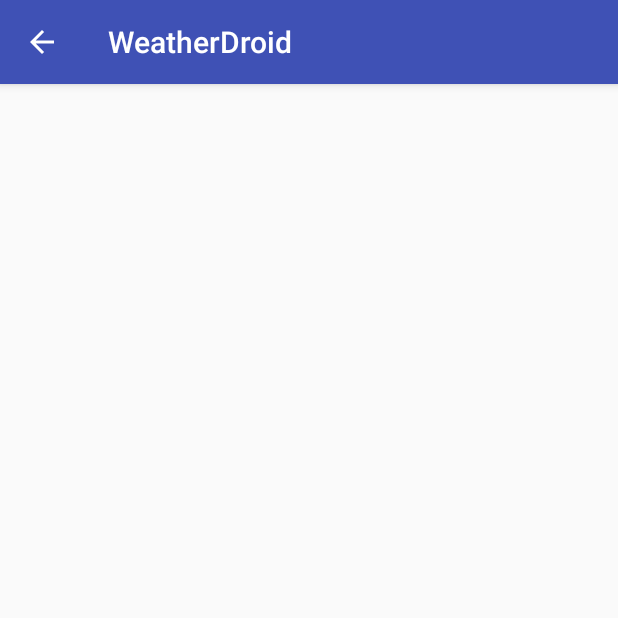
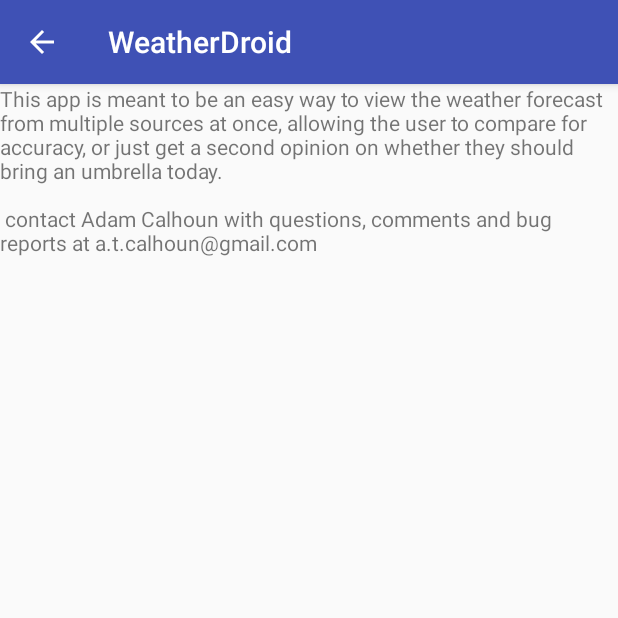
Before and after one commit to TuesdayHat/WeatherDroid, an Android app: the AboutPage screen opened directly, with no data from a screen before it, on a phone screen of 412 x 824 dp, the top half of it. Run offline under Robolectric (Android 15) with nearby library versions, the phone set to English and light mode, and no system bars.

Commit message:
add content to About page

```diff
--- a/app/src/main/res/layout/activity_about_page.xml
+++ b/app/src/main/res/layout/activity_about_page.xml
@@ -1,9 +1,17 @@
 <?xml version="1.0" encoding="utf-8"?>
-<android.support.constraint.ConstraintLayout xmlns:android="http://schemas.android.com/apk/res/android"
-    xmlns:app="http://schemas.android.com/apk/res-auto"
+<RelativeLayout
+    xmlns:android="http://schemas.android.com/apk/res/android"
     xmlns:tools="http://schemas.android.com/tools"
     android:layout_width="match_parent"
     android:layout_height="match_parent"
     tools:context="com.tuesdayhat.weatherdroid.AboutPage">
 
-</android.support.constraint.ConstraintLayout>
+    <TextView
+        android:id="@+id/textView"
+        android:layout_width="wrap_content"
+        android:layout_height="wrap_content"
+        android:text="@string/about_content"
+        android:layout_alignParentTop="true"
+        android:layout_centerHorizontal="true"
+        android:layout_centerVertical="true"/>
+</RelativeLayout>
--- a/app/src/main/res/values/strings.xml
+++ b/app/src/main/res/values/strings.xml
@@ -1,4 +1,8 @@
 <resources>
     <string name="app_name">WeatherDroid</string>
     <string name="user_location">The Weather In </string>
+    <string name="about_content">
+        This app is meant to be an easy way to view the weather forecast from multiple sources at once, allowing the user to compare for accuracy, or just get a second opinion on whether they should bring an umbrella today.
+        \n\n contact Adam Calhoun with questions, comments and bug reports at a.t.calhoun@gmail.com
+    </string>
 </resources>
```
